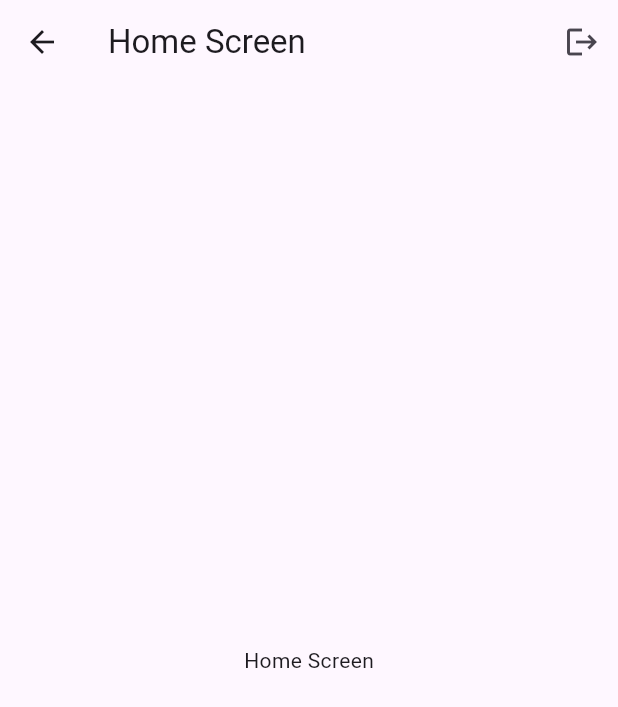
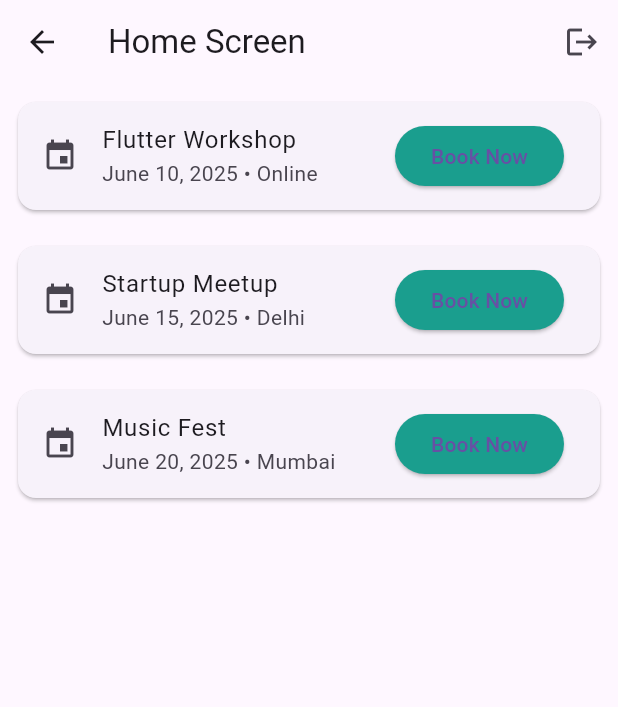
Before and after one commit to ShubhamSharma170/event-booking, a Flutter app: the HomeScreen screen opened by its route, on a phone screen of 412 x 824 dp. Shown: the top 707 px of the screen. Run offline on Flutter 3.47's test engine with Material 3 defaults, Android fonts, the phone set to English and light mode, and no system bars; our stand-ins replace firebase_auth, firebase_core; accounts and stored records are empty.

Commit message:
working on home screen and implement api for data

```diff
--- a/lib/constant/colors.dart
+++ b/lib/constant/colors.dart
@@ -6,12 +6,14 @@ class AllColors {
   static Color grey = Colors.grey;
 
   static Color white = Colors.white;
+  static Color white70 = Colors.white70;
 
   static Color purple0xFFC135E3 = Color(0xFFC135E3);
 
   static Color teal600 = Colors.teal.shade600;
 
   static Color teal800 = Colors.teal.shade800;
+  static Color teal1A9E8E = const Color(0xFF1A9E8E);
 
   static Color teal50 = Colors.teal.shade50;
 }
--- a/lib/main.dart
+++ b/lib/main.dart
@@ -1,6 +1,5 @@
 import 'package:event_booking/provider/auth_provider/auth-provider.dart';
 import 'package:event_booking/routes/routes.dart';
-import 'package:event_booking/screen/auth/login/login-screen.dart';
 import 'package:event_booking/screen/splash_screen/splash-screen.dart';
 import 'package:firebase_core/firebase_core.dart';
 import 'package:flutter/material.dart';
--- a/lib/screen/auth/login/login-screen.dart
+++ b/lib/screen/auth/login/login-screen.dart
@@ -76,7 +76,9 @@ class LoginScreen extends StatelessWidget {
               const SizedBox(height: 20),
 
               // Login Button
-              SizedBox(
+              authProvider.loding
+                  ? const CircularProgressIndicator()
+                  : SizedBox(
                     width: double.infinity,
                     child: ElevatedButton(
                       onPressed: () async {
@@ -102,7 +104,7 @@ class LoginScreen extends StatelessWidget {
                           );
                           Navigator.pushNamedAndRemoveUntil(
                             context,
-                        RoutesName.signUp,
+                            RoutesName.home,
                             (route) => false,
                           );
                         }
--- a/lib/screen/auth/signup/signup-screen.dart
+++ b/lib/screen/auth/signup/signup-screen.dart
@@ -158,7 +158,7 @@ class SignUpScreen extends StatelessWidget {
                           // Navigate to Login
                           Navigator.pushNamedAndRemoveUntil(
                             context,
-                            RoutesName.login,
+                            RoutesName.home,
                             (route) => false,
                           );
                         }
--- a/lib/screen/home/home-screen.dart
+++ b/lib/screen/home/home-screen.dart
@@ -10,6 +10,15 @@ class HomeScreen extends StatelessWidget {
 
   @override
   Widget build(BuildContext context) {
+    final List<Map<String, String>> dummyEvents = [
+      {
+        'title': 'Flutter Workshop',
+        'date': 'June 10, 2025',
+        'location': 'Online',
+      },
+      {'title': 'Startup Meetup', 'date': 'June 15, 2025', 'location': 'Delhi'},
+      {'title': 'Music Fest', 'date': 'June 20, 2025', 'location': 'Mumbai'},
+    ];
     final authProvider = Provider.of<AuthProvider>(context);
     return Scaffold(
       appBar: AppBar(
@@ -28,7 +37,32 @@ class HomeScreen extends StatelessWidget {
           ),
         ],
       ),
-      body: Center(child: Text('Home Screen')),
+      body: ListView.builder(
+        itemCount: dummyEvents.length,
+        itemBuilder: (context, index) {
+          final event = dummyEvents[index];
+          return Card(
+            margin: const EdgeInsets.all(12),
+            shape: RoundedRectangleBorder(
+              borderRadius: BorderRadius.circular(12),
+            ),
+            child: ListTile(
+              leading: const Icon(Icons.event),
+              title: Text(event['title'] ?? ''),
+              subtitle: Text('${event['date']} • ${event['location']}'),
+              trailing: ElevatedButton(
+                style: ElevatedButton.styleFrom(
+                  backgroundColor: const Color(0xFF1A9E8E),
+                ),
+                onPressed: () {
+                  // book now logic later
+                },
+                child: const Text('Book Now'),
+              ),
+            ),
+          );
+        },
+      ),
     );
   }
 }
```
Also changed, not shown: lib/screen/splash_screen/splash-screen.dart (+7 -14 lines). Lines whose indentation alone changed are shown as unchanged.
